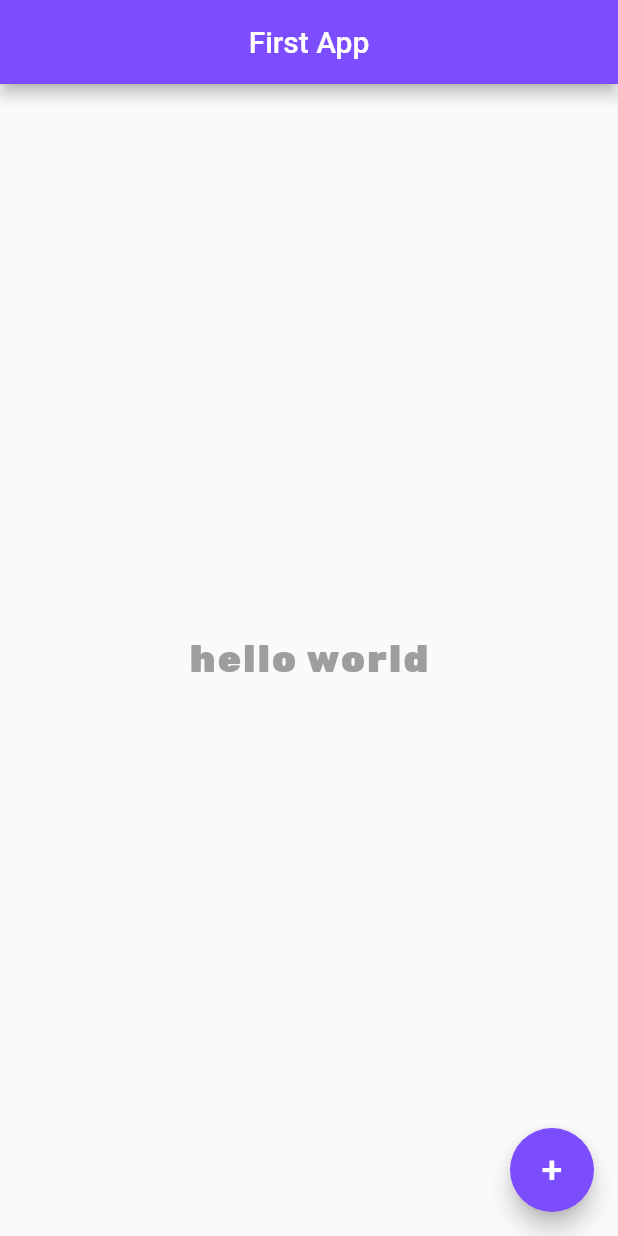
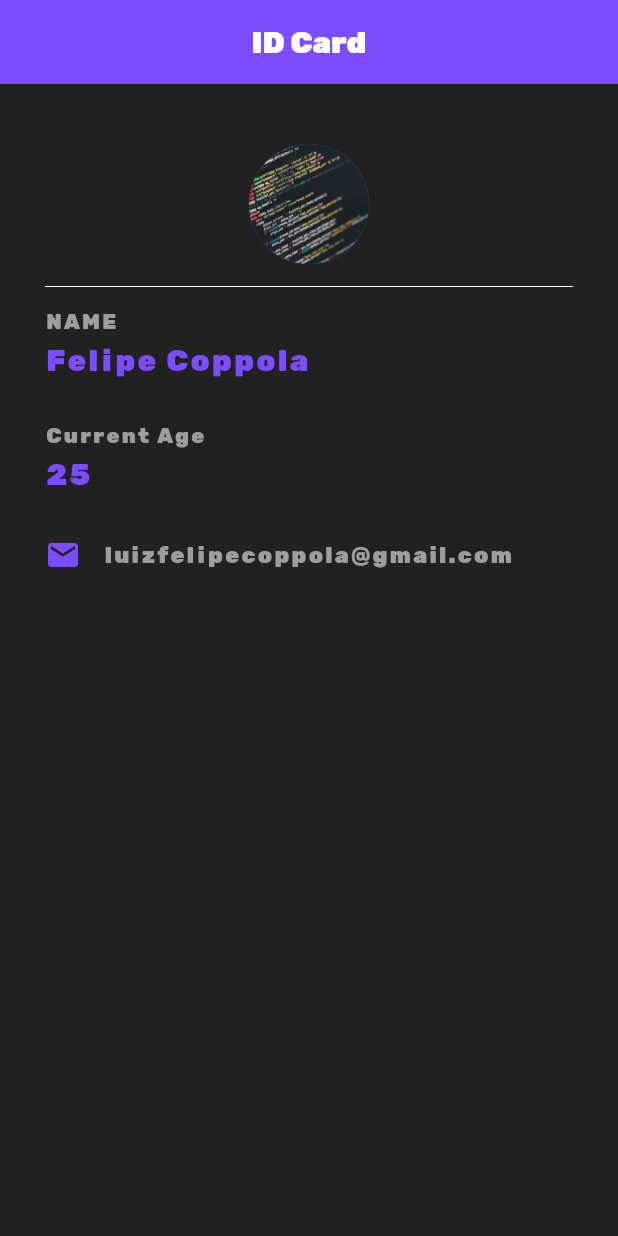
Before and after one commit to lfcoppola/flutter, a Flutter app: the screen it shows after launch, on a phone screen of 412 x 824 dp. Run offline on Flutter 3.47's test engine with Material 2 defaults, Android fonts, the phone set to English and light mode, and no system bars.

Commit message:
Static ID Card

```diff
--- a/lib/main.dart
+++ b/lib/main.dart
@@ -1,6 +1,15 @@
 import 'package:flutter/material.dart';
 
-void main() => runApp(MaterialApp(home: Home()));
+const primaryColor = Colors.deepPurpleAccent;
+
+void main() => runApp(
+      MaterialApp(
+        home: Home(),
+        theme: ThemeData(
+          fontFamily: 'Rubik',
+        ),
+      ),
+    );
 
 class Home extends StatelessWidget {
   const Home({Key? key}) : super(key: key);
@@ -8,32 +17,93 @@ class Home extends StatelessWidget {
   @override
   Widget build(BuildContext context) {
     return Scaffold(
+      backgroundColor: Colors.grey[900],
       appBar: AppBar(
         title: const Text(
-          'First App',
+          'ID Card',
         ),
         centerTitle: true,
-        backgroundColor: Colors.deepPurpleAccent,
+        backgroundColor: primaryColor,
+        elevation: 0.0,
       ),
-      body: const Center(
-        child: Text(
-          'hello world',
-          style: TextStyle(
-            fontSize: 25.0,
-            fontWeight: FontWeight.bold,
-            letterSpacing: 1.5,
-            color: Colors.grey,
-            fontFamily: 'Rubik',
-          ),
+      body: Padding(
+        padding: const EdgeInsets.fromLTRB(30.0, 40.0, 30.0, 0.0),
+        child: Column(
+          crossAxisAlignment: CrossAxisAlignment.start,
+          children: [
+            const Center(
+              child: CircleAvatar(
+                backgroundImage: AssetImage('assets/images/codding.jpg'),
+                radius: 40.0,
+              ),
+            ),
+            const Divider(
+              height: 30.0,
+              color: Colors.white,
+            ),
+            const Text(
+              'NAME',
+              style: TextStyle(
+                color: Colors.grey,
+                letterSpacing: 1.5,
+              ),
+            ),
+            const SizedBox(
+              height: 5.0,
+            ),
+            const Text(
+              'Felipe Coppola',
+              style: TextStyle(
+                  color: primaryColor,
+                  letterSpacing: 1.5,
+                  fontSize: 20.0,
+                  fontWeight: FontWeight.bold),
+            ),
+            const SizedBox(
+              height: 30.0,
+            ),
+            const Text(
+              'Current Age',
+              style: TextStyle(
+                color: Colors.grey,
+                letterSpacing: 1.5,
+              ),
+            ),
+            const SizedBox(
+              height: 5.0,
+            ),
+            const Text(
+              '25',
+              style: TextStyle(
+                  color: primaryColor,
+                  letterSpacing: 1.5,
+                  fontSize: 20.0,
+                  fontWeight: FontWeight.bold),
+            ),
+            const SizedBox(
+              height: 30.0,
+            ),
+            Row(
+              children: const [
+                Icon(
+                  Icons.email,
+                  color: primaryColor,
+                ),
+                SizedBox(
+                  width: 15.0,
+                ),
+                Text(
+                  'luizfelipecoppola@gmail.com',
+                  style: TextStyle(
+                      color: Colors.grey,
+                      letterSpacing: 1.5,
+                      fontSize: 15.0,
+                      fontWeight: FontWeight.bold),
+                ),
+              ],
+            ),
+          ],
         ),
-      ),
-      floatingActionButton: FloatingActionButton(
-        onPressed: () {},
-        child: const Text('+',
-            style: TextStyle(
-              fontSize: 25.0,
-            )),
-        backgroundColor: Colors.deepPurpleAccent,
       ),
     );
   }
--- a/pubspec.yaml
+++ b/pubspec.yaml
@@ -58,9 +58,8 @@ flutter:
   uses-material-design: true
 
   # To add assets to your application, add an assets section, like this:
-  # assets:
-  #   - images/a_dot_burr.jpeg
-  #   - images/a_dot_ham.jpeg
+  assets:
+   - assets/images/
 
   # An image asset can refer to one or more resolution-specific "variants", see
   # https://flutter.dev/assets-and-images/#resolution-aware.
```
Also changed, not shown: assets/images/cheerleader.jpg (added), assets/images/codding.jpg (added), assets/images/field-1.jpg (added), assets/images/field-2.jpg (added).
